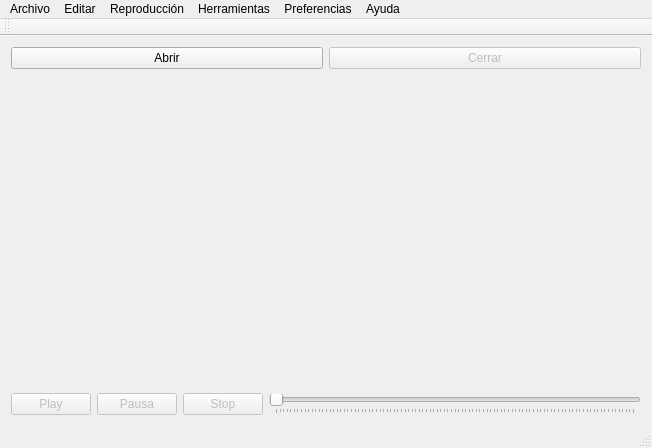
Old version of the form movieplayer.ui in the repository Madh93/Qt5-MoviePlayer.
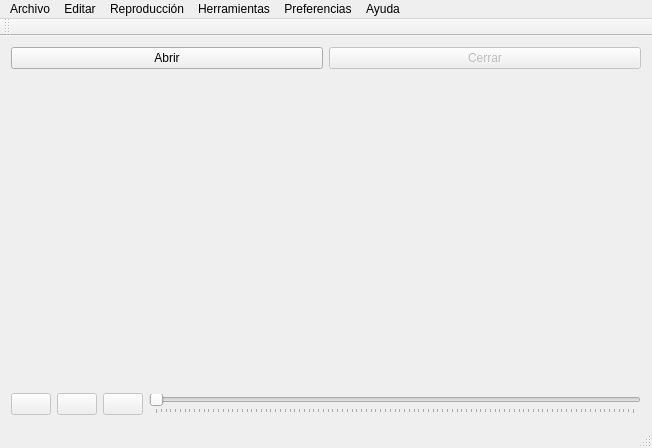
New version of the form. Custom widgets are drawn as their Qt base class.

Commit message: ajustando interfaz

Diff of the .ui file:
```diff
--- a/movieplayer.ui
+++ b/movieplayer.ui
@@ -80,7 +80,7 @@
            </sizepolicy>
           </property>
           <property name="text">
-           <string>Play</string>
+           <string/>
           </property>
          </widget>
         </item>
@@ -96,7 +96,7 @@
            </sizepolicy>
           </property>
           <property name="text">
-           <string>Pausa</string>
+           <string/>
           </property>
          </widget>
         </item>
@@ -112,12 +112,15 @@
            </sizepolicy>
           </property>
           <property name="text">
-           <string>Stop</string>
+           <string/>
           </property>
          </widget>
         </item>
         <item>
          <widget class="Slider" name="slider">
+          <property name="enabled">
+           <bool>false</bool>
+          </property>
           <property name="maximum">
            <number>100</number>
           </property>
```
Left out of the diff: 18 changed lines with no effect on the pictures. The commit also changes 1 other file.
